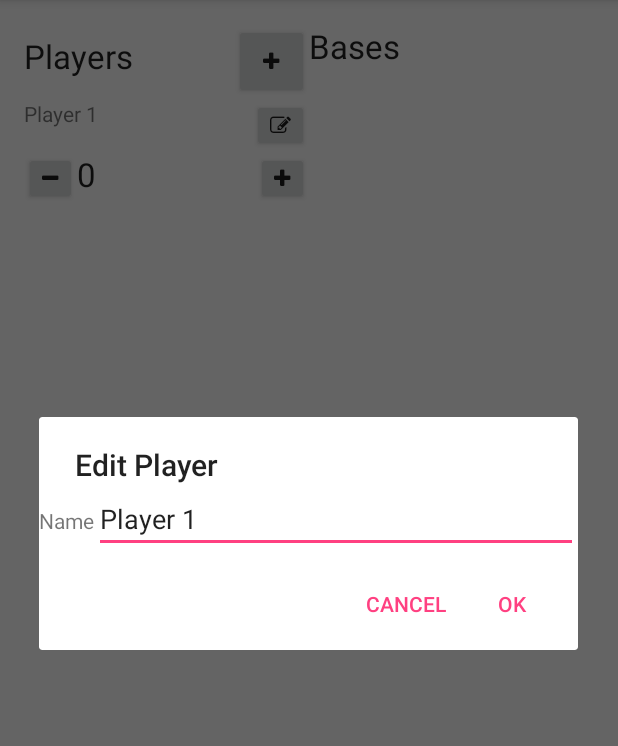
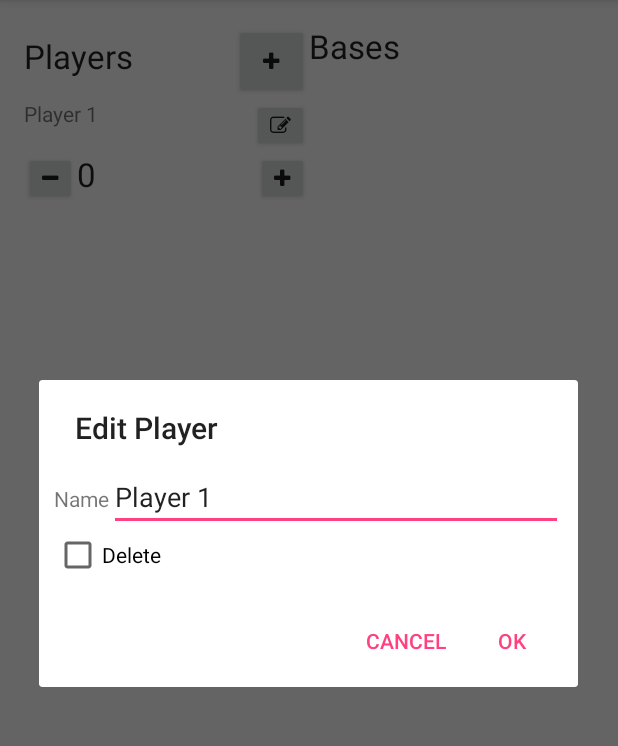
Before and after one commit to BenignBeppe/SmashUpCompanion, an Android app: the screen it shows after launch (MainActivity), after a tap on an icon or button, on a phone screen of 412 x 824 dp, the part 84-830 px from its top. Run offline under Robolectric (Android 15) with nearby library versions, the phone set to English and light mode, and no system bars; 1 other tap on this screen came first.

Commit message:
Added option to remove player.

```diff
--- a/app/src/main/java/com/github/benignbeppe/smashupcompanion/MainActivity.java
+++ b/app/src/main/java/com/github/benignbeppe/smashupcompanion/MainActivity.java
@@ -72,6 +72,10 @@ public class MainActivity extends AppCompatActivity {
         players.add(player);
     }
 
+    public void removePlayer(Player player) {
+        players.remove(player);
+    }
+
     @Override
     protected void onSaveInstanceState(Bundle outState) {
         ArrayList<String> playerNames = new ArrayList<>();
--- a/app/src/main/res/layout/edit_player_dialogue.xml
+++ b/app/src/main/res/layout/edit_player_dialogue.xml
@@ -1,8 +1,10 @@
 <?xml version="1.0" encoding="utf-8"?>
-<LinearLayout xmlns:android="http://schemas.android.com/apk/res/android"
-              android:orientation="vertical"
-              android:layout_width="match_parent"
-              android:layout_height="match_parent">
+<LinearLayout
+        xmlns:android="http://schemas.android.com/apk/res/android"
+        android:orientation="vertical"
+        android:layout_width="match_parent"
+        android:layout_height="match_parent"
+        android:padding="10dp">
     <LinearLayout
             android:layout_width="fill_parent"
             android:layout_height="wrap_content">
@@ -15,4 +17,9 @@
             android:layout_width="fill_parent"
             android:layout_height="wrap_content" />
     </LinearLayout>
+    <CheckBox
+        android:id="@+id/delete"
+        android:layout_width="wrap_content"
+        android:layout_height="wrap_content"
+        android:text="@string/deletePlayer" />
 </LinearLayout>
--- a/app/src/main/res/values/strings.xml
+++ b/app/src/main/res/values/strings.xml
@@ -11,4 +11,5 @@
     <string name="editIcon">&#xf044;</string>
     <string name="addIcon">&#xf067;</string>
     <string name="subtractIcon">&#xf068;</string>
+    <string name="deletePlayer">Delete</string>
 </resources>
```
Also changed, not shown: app/src/main/java/com/github/benignbeppe/smashupcompanion/Player.java (+13 -5 lines).
